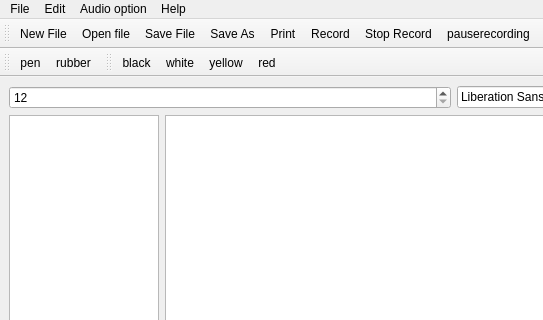
Before: the Qt Designer form src/mainwindow.ui in giacomogroppi/writernote-qt, drawn with Qt 5; both pictures show x 0 to 543 and y 0 to 320 of the 1027 by 671 pixel window.
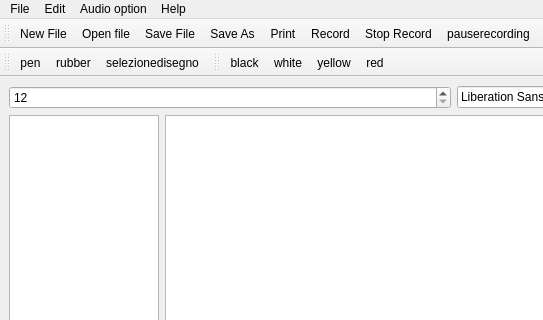
After: the same form once the commit is applied. Icons and pictures are not drawn.

Patch:
```diff
--- a/src/mainwindow.ui
+++ b/src/mainwindow.ui
@@ -313,6 +313,7 @@
    </attribute>
    <addaction name="actionpen"/>
    <addaction name="actionrubber"/>
+   <addaction name="actionselezionetext"/>
   </widget>
   <widget class="QToolBar" name="toolBarcolore">
    <property name="windowTitle">
@@ -633,6 +634,15 @@
     <string>red</string>
    </property>
   </action>
+  <action name="actionselezionetext">
+   <property name="icon">
+    <iconset resource="../writernote.qrc">
+     <normaloff>:/image/images/cisors-cut.png</normaloff>:/image/images/cisors-cut.png</iconset>
+   </property>
+   <property name="text">
+    <string>selezionedisegno</string>
+   </property>
+  </action>
  </widget>
  <resources>
   <include location="../writernote.qrc"/>
```
